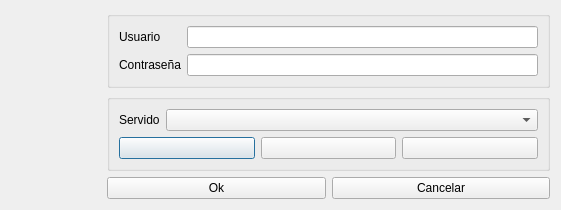
Before: the Qt Designer form src/lib/daobusiness/forms/logindlg.ui in dpinelo/AS7, drawn with Qt 5.
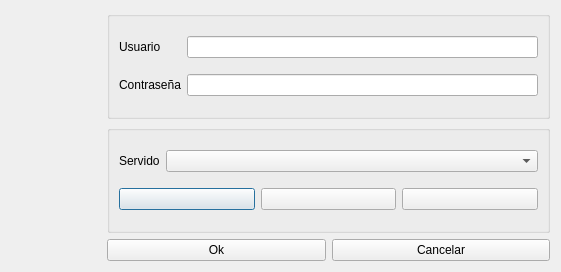
After: the same form once the commit is applied. Icons and pictures are not drawn.

```diff
--- a/src/lib/daobusiness/forms/logindlg.ui
+++ b/src/lib/daobusiness/forms/logindlg.ui
@@ -7,7 +7,7 @@
     <x>0</x>
     <y>0</y>
     <width>561</width>
-    <height>196</height>
+    <height>272</height>
    </rect>
   </property>
   <property name="windowTitle">
```
Left out of the diff: 2 changed lines with no effect on the pictures.
